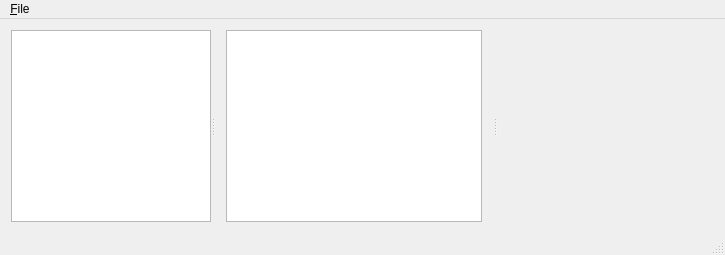
develer-staff/rooms, file trunk/maker/src/mainwindow.ui: the form before one commit.
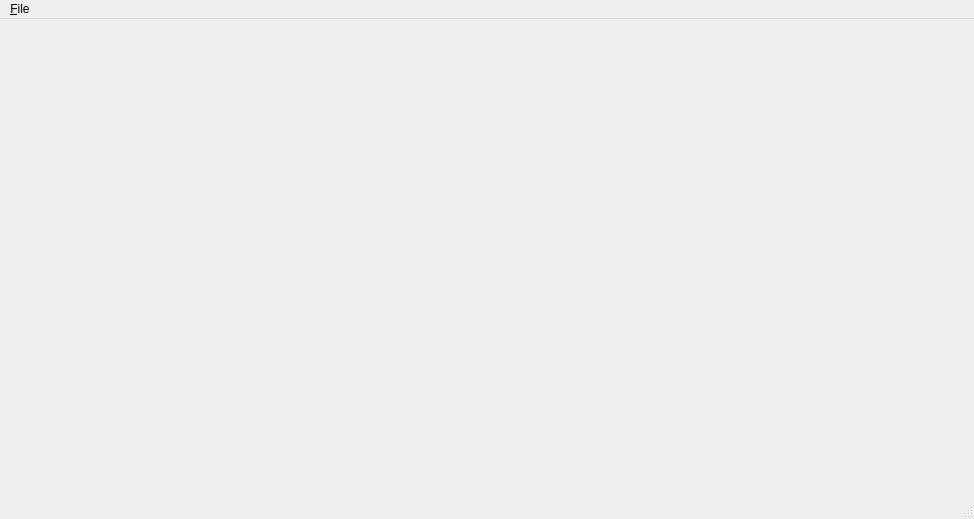
The form after the commit. Custom widgets are drawn as their Qt base class.

Commit message: removing setWorld() from rooms_list,room_view,settings : passing world to their constructor

Patch:
```diff
--- a/trunk/maker/src/mainwindow.ui
+++ b/trunk/maker/src/mainwindow.ui
@@ -6,8 +6,8 @@
    <rect>
     <x>0</x>
     <y>0</y>
-    <width>725</width>
-    <height>253</height>
+    <width>974</width>
+    <height>519</height>
    </rect>
   </property>
   <property name="windowTitle">
@@ -19,145 +19,10 @@
   <widget class="QWidget" name="centralWidget">
    <layout class="QGridLayout" name="gridLayout_2">
     <item row="1" column="0">
-     <widget class="QSplitter" name="splitter_2">
+     <widget class="QSplitter" name="splitter">
       <property name="orientation">
        <enum>Qt::Horizontal</enum>
       </property>
-      <widget class="QSplitter" name="splitter">
-       <property name="minimumSize">
-        <size>
-         <width>80</width>
-         <height>0</height>
-        </size>
-       </property>
-       <property name="maximumSize">
-        <size>
-         <width>200</width>
-         <height>16777215</height>
-        </size>
-       </property>
-       <property name="orientation">
-        <enum>Qt::Vertical</enum>
-       </property>
-       <property name="handleWidth">
-        <number>3</number>
-       </property>
-       <property name="childrenCollapsible">
-        <bool>false</bool>
-       </property>
-       <widget class="RoomsList" name="rooms_list">
-        <property name="minimumSize">
-         <size>
-          <width>150</width>
-          <height>0</height>
-         </size>
-        </property>
-        <property name="maximumSize">
-         <size>
-          <width>200</width>
-          <height>16777215</height>
-         </size>
-        </property>
-        <property name="contextMenuPolicy">
-         <enum>Qt::CustomContextMenu</enum>
-        </property>
-        <property name="alternatingRowColors">
-         <bool>true</bool>
-        </property>
-       </widget>
-      </widget>
-      <widget class="QWidget" name="widget" native="true">
-       <layout class="QGridLayout" name="gridLayout">
-        <property name="margin">
-         <number>0</number>
-        </property>
-        <property name="spacing">
-         <number>0</number>
-        </property>
-        <item row="0" column="1">
-         <spacer name="verticalSpacer_2">
-          <property name="orientation">
-           <enum>Qt::Vertical</enum>
-          </property>
-          <property name="sizeHint" stdset="0">
-           <size>
-            <width>0</width>
-            <height>0</height>
-           </size>
-          </property>
-         </spacer>
-        </item>
-        <item row="1" column="0">
-         <spacer name="horizontalSpacer">
-          <property name="orientation">
-           <enum>Qt::Horizontal</enum>
-          </property>
-          <property name="sizeHint" stdset="0">
-           <size>
-            <width>0</width>
-            <height>0</height>
-           </size>
-          </property>
-         </spacer>
-        </item>
-        <item row="1" column="1">
-         <widget class="RoomView" name="room_view">
-          <property name="sizePolicy">
-           <sizepolicy hsizetype="Fixed" vsizetype="Fixed">
-            <horstretch>0</horstretch>
-            <verstretch>0</verstretch>
-           </sizepolicy>
-          </property>
-          <property name="contextMenuPolicy">
-           <enum>Qt::CustomContextMenu</enum>
-          </property>
-          <property name="verticalScrollBarPolicy">
-           <enum>Qt::ScrollBarAlwaysOff</enum>
-          </property>
-          <property name="horizontalScrollBarPolicy">
-           <enum>Qt::ScrollBarAlwaysOff</enum>
-          </property>
-          <property name="renderHints">
-           <set>QPainter::Antialiasing|QPainter::HighQualityAntialiasing|QPainter::SmoothPixmapTransform|QPainter::TextAntialiasing</set>
-          </property>
-         </widget>
-        </item>
-        <item row="1" column="2">
-         <spacer name="horizontalSpacer_2">
-          <property name="orientation">
-           <enum>Qt::Horizontal</enum>
-          </property>
-          <property name="sizeHint" stdset="0">
-           <size>
-            <width>0</width>
-            <height>0</height>
-           </size>
-          </property>
-         </spacer>
-        </item>
-        <item row="2" column="1">
-         <spacer name="verticalSpacer">
-          <property name="orientation">
-           <enum>Qt::Vertical</enum>
-          </property>
-          <property name="sizeHint" stdset="0">
-           <size>
-            <width>0</width>
-            <height>0</height>
-           </size>
-          </property>
-         </spacer>
-        </item>
-       </layout>
-      </widget>
-      <widget class="SettingsWidget" name="settings" native="true">
-       <property name="minimumSize">
-        <size>
-         <width>200</width>
-         <height>0</height>
-        </size>
-       </property>
-      </widget>
      </widget>
     </item>
    </layout>
@@ -167,7 +32,7 @@
     <rect>
      <x>0</x>
      <y>0</y>
-     <width>725</width>
+     <width>974</width>
      <height>21</height>
     </rect>
    </property>
@@ -206,24 +71,6 @@
   </action>
  </widget>
  <layoutdefault spacing="6" margin="11"/>
- <customwidgets>
-  <customwidget>
-   <class>RoomView</class>
-   <extends>QGraphicsView</extends>
-   <header>roomview.h</header>
-  </customwidget>
-  <customwidget>
-   <class>RoomsList</class>
-   <extends>QListView</extends>
-   <header>roomslist.h</header>
-  </customwidget>
-  <customwidget>
-   <class>SettingsWidget</class>
-   <extends>QWidget</extends>
-   <header>settingswidget.h</header>
-   <container>1</container>
-  </customwidget>
- </customwidgets>
  <resources/>
  <connections/>
 </ui>
```
The commit also changes 8 other files.
